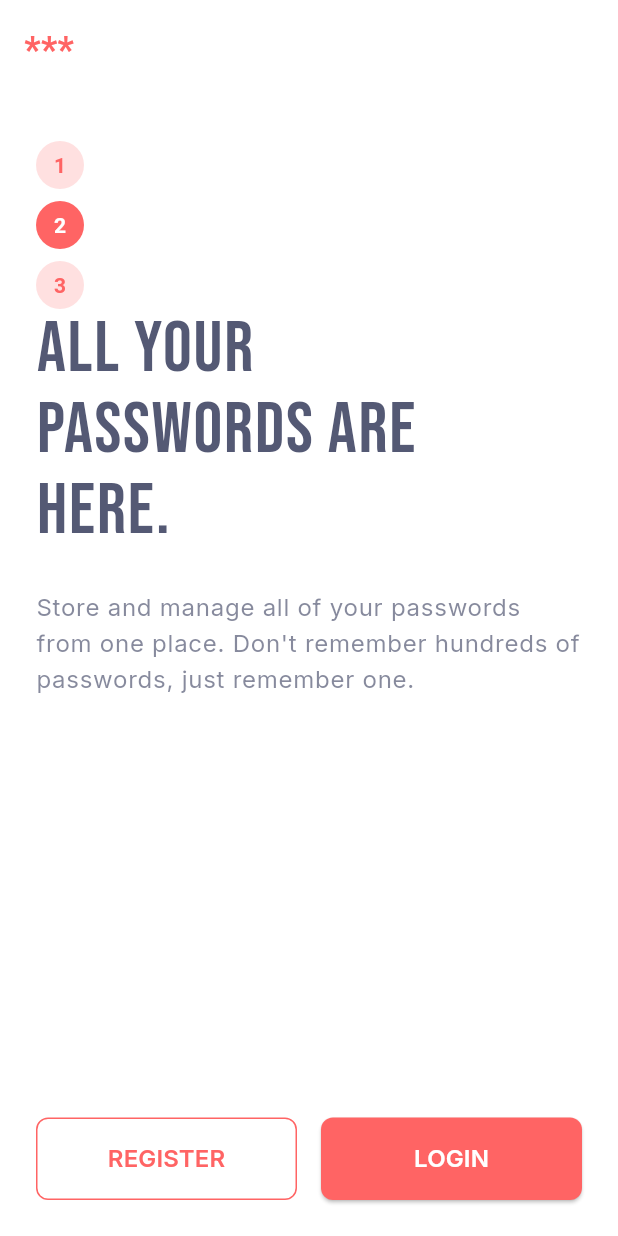
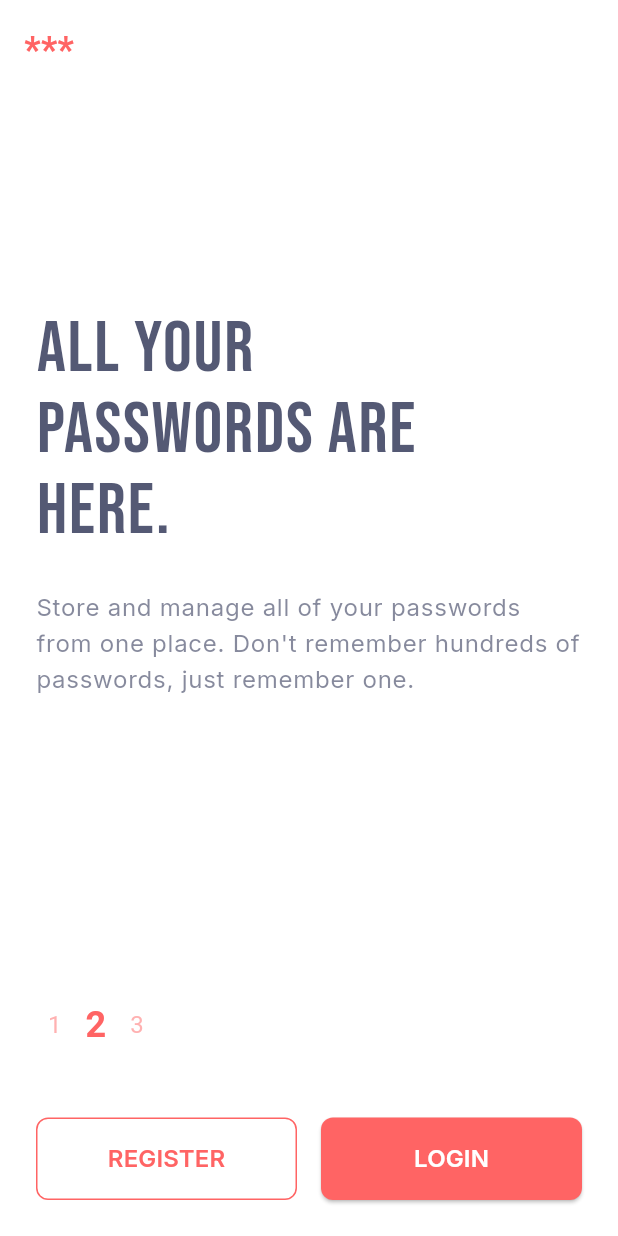
Before and after one commit to i-sifat/Passify, a Flutter app: the screen it shows after launch, swiped to page 2, on a phone screen of 412 x 824 dp. Run offline on Flutter 3.47's test engine with Material 3 defaults, Android fonts, the light colour scheme and no system bars; our stand-ins replace file_picker, flutter_riverpod, google_fonts, shared_preferences; missing offline and left inert: encrypt.

Commit message:
fixing onboarding

```diff
--- a/lib/screens/onboarding/onboarding_screen.dart
+++ b/lib/screens/onboarding/onboarding_screen.dart
@@ -80,35 +80,26 @@ class _OnboardingScreenState extends ConsumerState<OnboardingScreen> {
                   ),
                   Positioned(
                     left: 24,
-                    top: 24,
-                    child: Column(
+                    bottom: 24,
+                    child: Row(
                       children: List.generate(
                         _pages.length,
                         (index) => Padding(
-                          padding: const EdgeInsets.symmetric(vertical: 4),
-                          child: AnimatedContainer(
+                          padding: const EdgeInsets.symmetric(horizontal: 8),
+                          child: AnimatedDefaultTextStyle(
                             duration: const Duration(milliseconds: 300),
-                            width: 32,
-                            height: 32,
-                            decoration: BoxDecoration(
-                              shape: BoxShape.circle,
+                            style: TextStyle(
+                              fontSize: _currentPage == index ? 24 : 16,
+                              fontWeight: _currentPage == index
+                                  ? FontWeight.bold
+                                  : FontWeight.normal,
                               color: _currentPage == index
                                   ? Theme.of(context).primaryColor
                                   : Theme.of(context)
                                       .primaryColor
-                                      .withOpacity(0.2),
+                                      .withOpacity(0.5),
                             ),
-                            child: Center(
-                              child: Text(
-                                '${index + 1}',
-                                style: TextStyle(
-                                  color: _currentPage == index
-                                      ? Colors.white
-                                      : Theme.of(context).primaryColor,
-                                  fontWeight: FontWeight.bold,
-                                ),
-                              ),
-                            ),
+                            child: Text('${index + 1}'),
                           ),
                         ),
                       ),
```
Also changed, not shown: lib/models/password_entry.dart (+26 -0 lines), lib/services/backup_service.dart (+102 -123 lines), lib/services/file_picker_example.dart (added, +35 -0 lines), 1 other file.
